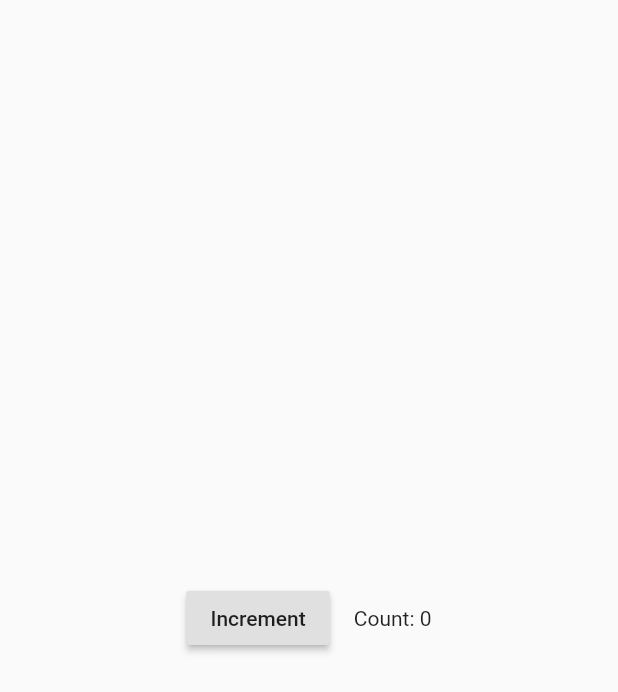
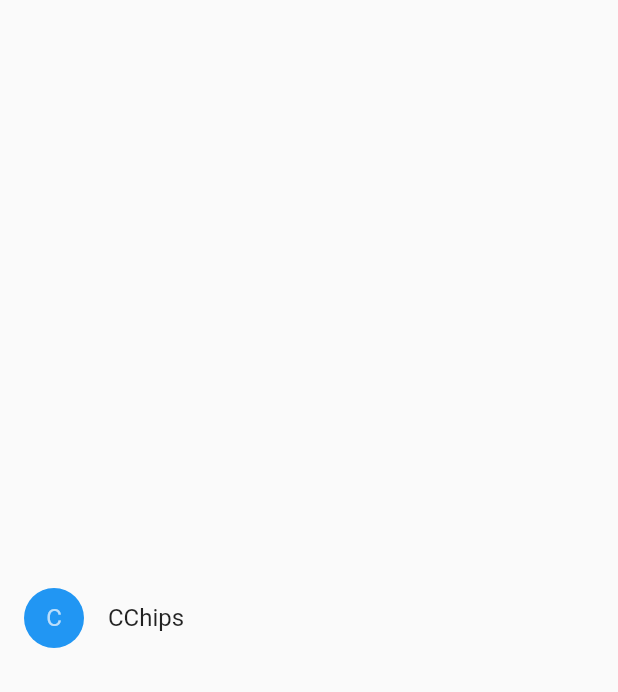
Before and after one commit to qq2339300630/cjj_flutter_ui_study, a Flutter app: the screen it shows after launch, on a phone screen of 412 x 824 dp. Shown: the top 692 px of the screen. Run offline on Flutter 3.47's test engine with Material 2 defaults, Android fonts, the phone set to English and light mode, and no system bars.

Commit message:
简单变量控制控件形态

```diff
--- a/lib/main.dart
+++ b/lib/main.dart
@@ -1,63 +1,117 @@
 import 'package:flutter/material.dart';
 
-class CounterDisplay extends StatelessWidget {
-  CounterDisplay({this.count});
+// class CounterDisplay extends StatelessWidget {
+//   CounterDisplay({this.count});
+//
+//   final int count;
+//
+//   @override
+//   Widget build(BuildContext context) {
+//     return Text('Count: $count');
+//   }
+// }
+//
+// class CounterIncrementor extends StatelessWidget {
+//   CounterIncrementor({this.onPressed});
+//
+//   final VoidCallback onPressed;
+//
+//   @override
+//   Widget build(BuildContext context) {
+//     return RaisedButton(
+//       onPressed: onPressed,
+//       child: Text('Increment'),
+//     );
+//   }
+// }
+//
+// class Counter extends StatefulWidget {
+//   @override
+//   _CounterState createState() => _CounterState();
+// }
+//
+// class _CounterState extends State<Counter> {
+//   int _counter = 0;
+//
+//   void _increment() {
+//     setState(() {
+//       ++_counter;
+//     });
+//   }
+//
+//   @override
+//   Widget build(BuildContext context) {
+//     return Row(
+//       mainAxisAlignment: MainAxisAlignment.center,
+//       children: <Widget>[
+//         CounterIncrementor(onPressed: _increment),
+//         SizedBox(width: 16),
+//         CounterDisplay(count: _counter),
+//       ],
+//     );
+//   }
+// }
 
-  final int count;
+class Product {
+  Product({this.name});
 
-  @override
-  Widget build(BuildContext context) {
-    return Text('Count: $count');
-  }
+  final String name;
 }
 
-class CounterIncrementor extends StatelessWidget {
-  CounterIncrementor({this.onPressed});
+typedef void CartChangedCallback(Product product, bool inCart);
 
-  final VoidCallback onPressed;
+class ShoppingListItem extends StatelessWidget {
+  final Product product;
+  final bool inCart;
+  final CartChangedCallback onCartChanged;
 
-  @override
-  Widget build(BuildContext context) {
-    return RaisedButton(
-      onPressed: onPressed,
-      child: Text('Increment'),
-    );
+  ShoppingListItem({this.product, this.inCart, this.onCartChanged})
+      : super(key: ObjectKey(product));
+
+  Color _getColor(BuildContext context) {
+    return inCart ? Colors.black54 : Theme.of(context).primaryColor;
   }
-}
 
-class Counter extends StatefulWidget {
-  @override
-  _CounterState createState() => _CounterState();
-}
+  TextStyle _getTextStyle(BuildContext context) {
+    if (!inCart) return null;
 
-class _CounterState extends State<Counter> {
-  int _counter = 0;
-
-  void _increment() {
-    setState(() {
-      ++_counter;
-    });
+    return TextStyle(
+        color: Colors.black54, decoration: TextDecoration.lineThrough);
   }
 
   @override
   Widget build(BuildContext context) {
-    return Row(
-      mainAxisAlignment: MainAxisAlignment.center,
-      children: <Widget>[
-        CounterIncrementor(onPressed: _increment),
-        SizedBox(width: 16),
-        CounterDisplay(count: _counter),
-      ],
+    return ListTile(
+      onTap: () {
+        onCartChanged(product, inCart);
+      },
+      leading: CircleAvatar(
+        backgroundColor: _getColor(context),
+        child: Text(product.name[0]),
+      ),
+      title: Text(
+        product.name,
+        style: _getTextStyle(context),
+      ),
     );
   }
+
 }
+
+
 
 void main() {
   runApp(
     MaterialApp(
       home: Scaffold(
         body: Center(
-          child: Counter(),
+          child: ShoppingListItem(
+            product: Product(name: 'CChips'),
+            inCart: false,
+            onCartChanged: (product,inCart){
+              inCart = !inCart;
+            },
+          ),
         ),
       ),
     ),
```
